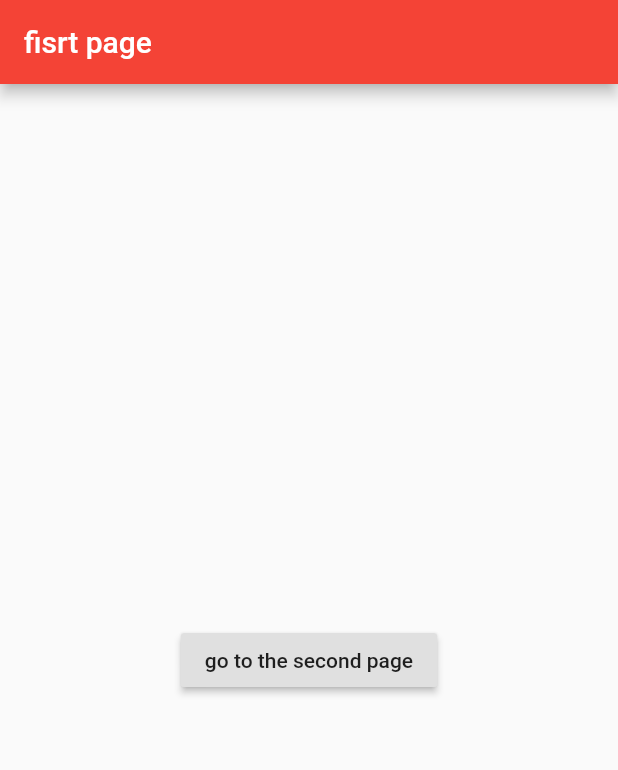
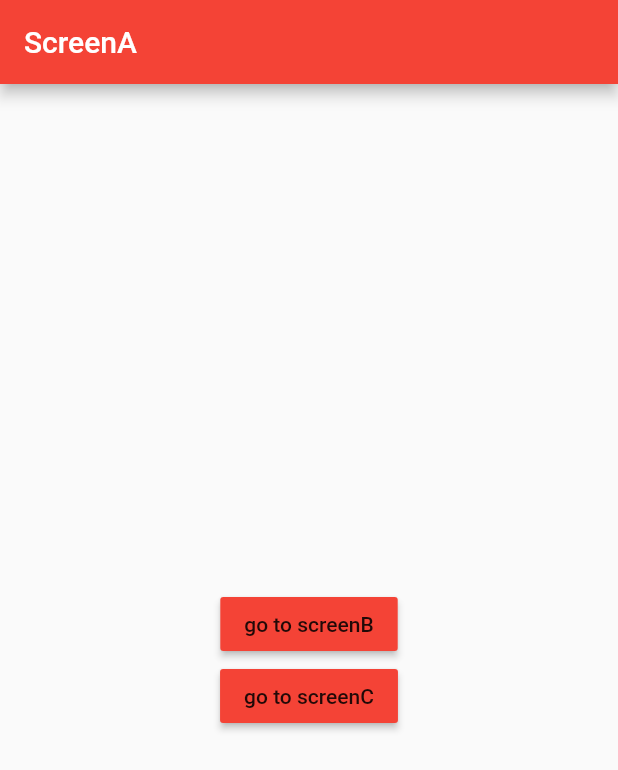
Before and after one commit to Gyeony95/Flutter-Study, a Flutter app: the screen it shows after launch, on a phone screen of 412 x 824 dp. Shown: the top 770 px of the screen. Run offline on Flutter 3.47's test engine with Material 2 defaults, Android fonts, the light colour scheme and no system bars; our stand-ins replace fluttertoast.

Commit message:
add screen and create route for multy screen

```diff
--- /dev/null
+++ b/my_app/lib/ScreenA.dart
@@ -0,0 +1,33 @@
+import 'package:flutter/material.dart';
+
+class ScreenA extends StatelessWidget {
+  @override
+  Widget build(BuildContext context) {
+    return Scaffold(
+      appBar: AppBar(
+        title: Text("ScreenA"),
+      ),
+      body: Center(
+        child: Column(
+          mainAxisAlignment: MainAxisAlignment.center,
+          children: [
+            RaisedButton(
+              color: Colors.red,
+              child: Text("go to screenB"),
+              onPressed: () {
+                Navigator.pushNamed(context, '/b');
+              },
+            ),
+            RaisedButton(
+              color: Colors.red,
+              child: Text("go to screenC"),
+              onPressed: () {
+                Navigator.pushNamed(context, '/c');
+              },
+            )
+          ],
+        ),
+      ),
+    );
+  }
+}
--- /dev/null
+++ b/my_app/lib/ScreenB.dart
@@ -0,0 +1,17 @@
+import 'package:flutter/material.dart';
+
+class ScreenB extends StatelessWidget {
+  @override
+  Widget build(BuildContext context) {
+    return Scaffold(
+        appBar: AppBar(
+          title: Text("ScreenB"),
+        ),
+        body: Center(
+          child: Text(
+            "ScreenB",
+            style: TextStyle(fontSize: 24.0),
+          ),
+        ));
+  }
+}
--- /dev/null
+++ b/my_app/lib/ScreenC.dart
@@ -0,0 +1,17 @@
+import 'package:flutter/material.dart';
+
+class ScreenC extends StatelessWidget {
+  @override
+  Widget build(BuildContext context) {
+    return Scaffold(
+        appBar: AppBar(
+          title: Text("ScreenC"),
+        ),
+        body: Center(
+          child: Text(
+            "ScreenC",
+            style: TextStyle(fontSize: 24.0),
+          ),
+        ));
+  }
+}
--- a/my_app/lib/main.dart
+++ b/my_app/lib/main.dart
@@ -2,6 +2,10 @@
 //import 'dart:html';
 import 'package:flutter/material.dart';
 import 'package:fluttertoast/fluttertoast.dart';
+import 'package:my_app/ScreenA.dart';
+import 'package:my_app/ScreenB.dart';
+import 'package:my_app/ScreenC.dart';
+
 
 // 메인 함수 실행하면 최상위 함수인 런앱 실행, 런앱 안에는 위젯이 있어야함
 void main() => runApp(MyApp());
@@ -10,15 +14,19 @@ class MyApp extends StatelessWidget {
   @override
   Widget build(BuildContext context) {
     return MaterialApp(
-      debugShowCheckedModeBanner: false, //디버드 띠 없애기
-      title: "Appbar",
-      home: NavigatorEX(),
+      //debugShowCheckedModeBanner: false, //디버드 띠 없애기
+      //title: "Appbar",
+      initialRoute: '/',//기본 주소
+      routes: {
+        '/' : (context) => ScreenA(),
+        '/b' : (context) => ScreenB(),
+        '/c' : (context) => ScreenC(),
+      },
       theme: ThemeData(primarySwatch: Colors.red // 테마 기본 색상이 블루라는 의미
           ),
     );
   }
 }
-
 
 class NavigatorEX extends StatelessWidget {
   @override
@@ -32,7 +40,7 @@ class NavigatorEX extends StatelessWidget {
           child: Text("go to the second page"),
           onPressed: () {
             Navigator.push(
-                context, MaterialPageRoute(builder: (context) => SecondPage()));
+                context, MaterialPageRoute(builder: (_) => SecondPage()));//필요없는 매개변수를 사용할 때 '_' 를 사용함
           },
         ),
       ),
```
